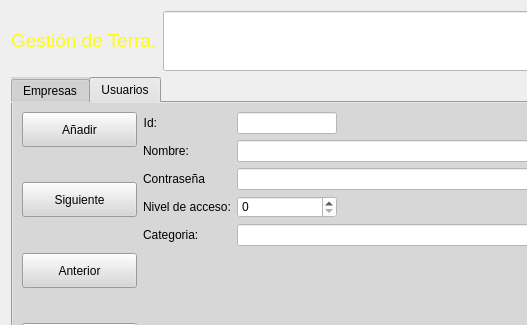
Above: frmempresas.ui from arcnexus/RedFoX before the change; both pictures show x 0 to 527 and y 0 to 325 of the 1070 by 591 pixel window. Below: the same form after it.
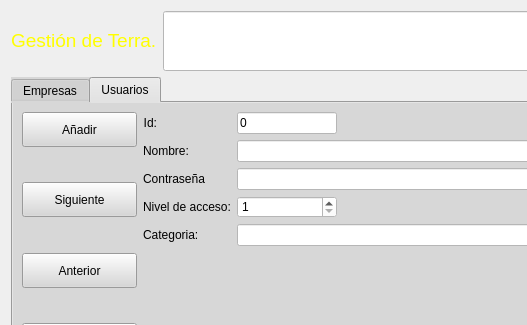
That is the form after the change. The open tabs and pages were chosen to show the change. Icons and pictures are not drawn.

```diff
--- a/frmempresas.ui
+++ b/frmempresas.ui
@@ -1537,6 +1537,12 @@
            <property name="styleSheet">
             <string notr="true">background-color: rgb(255, 255, 255);</string>
            </property>
+           <property name="text">
+            <string>0</string>
+           </property>
+           <property name="readOnly">
+            <bool>true</bool>
+           </property>
           </widget>
          </item>
          <item row="1" column="0">
@@ -1597,6 +1603,12 @@
            <property name="styleSheet">
             <string notr="true">background-color: rgb(255, 255, 255);</string>
            </property>
+           <property name="minimum">
+            <number>1</number>
+           </property>
+           <property name="maximum">
+            <number>9</number>
+           </property>
           </widget>
          </item>
          <item row="4" column="0">
```
Left out of the diff: 30 changed lines with no effect on the pictures.
